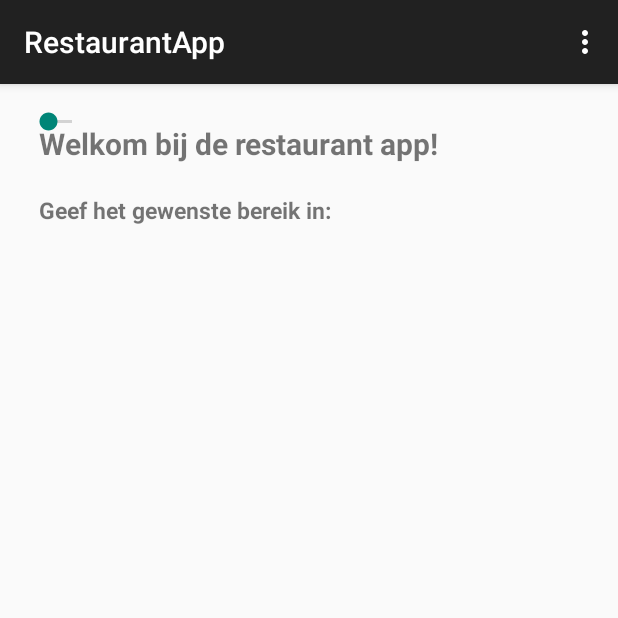
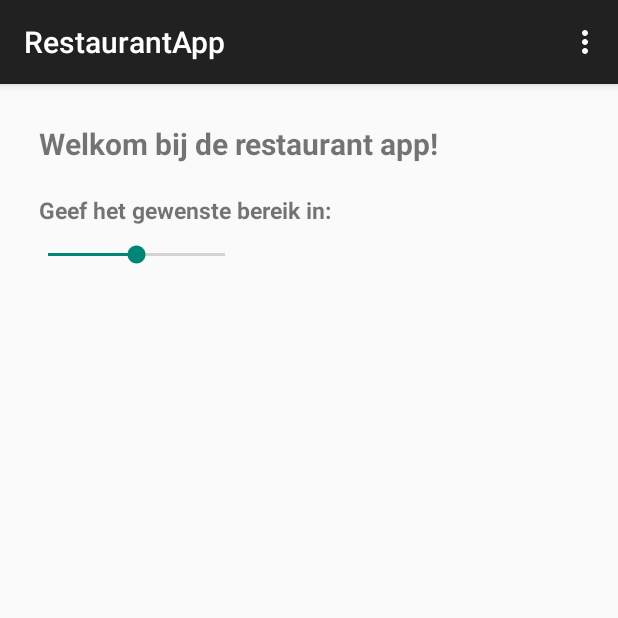
Before and after one commit to Meuris/MobieleApps3, an Android app: the screen it shows after launch (MainActivity), on a phone screen of 412 x 824 dp, the top half of it. Run offline under Robolectric (Android 15) with nearby library versions, the phone set to English and light mode, and no system bars.

Commit message:
Einde Les 9/11/2015

```diff
--- a/app/src/main/java/com/example/projectsmobieleapps/restaurantapp/MainActivity.java
+++ b/app/src/main/java/com/example/projectsmobieleapps/restaurantapp/MainActivity.java
@@ -2,15 +2,30 @@ package com.example.projectsmobieleapps.restaurantapp;
 
 import android.support.v7.app.AppCompatActivity;
 import android.os.Bundle;
+import android.view.KeyEvent;
 import android.view.Menu;
 import android.view.MenuItem;
+import android.view.View;
+import android.widget.EditText;
+import android.widget.SeekBar;
+import android.widget.TextView;
 
-public class MainActivity extends AppCompatActivity {
+public class MainActivity extends AppCompatActivity implements SeekBar.OnSeekBarChangeListener, TextView.OnEditorActionListener,
+        View.OnKeyListener{
+
+    private TextView radiusAmountTextView;
+    private SeekBar radiusSeekBar;
 
     @Override
     protected void onCreate(Bundle savedInstanceState) {
         super.onCreate(savedInstanceState);
         setContentView(R.layout.activity_main);
+
+        radiusAmountTextView = (TextView) findViewById(R.id.radiusAmountTextView);
+        radiusSeekBar = (SeekBar) findViewById(R.id.radiusSeekBar);
+
+        radiusSeekBar.setOnSeekBarChangeListener(this);
+        radiusSeekBar.setOnKeyListener(this);
     }
 
     @Override
@@ -18,6 +33,10 @@ public class MainActivity extends AppCompatActivity {
         // Inflate the menu; this adds items to the action bar if it is present.
         getMenuInflater().inflate(R.menu.menu_main, menu);
         return true;
+    }
+
+    public void showRadius() {
+        int progress = radiusSeekBar.getProgress();
     }
 
     @Override
@@ -34,4 +53,29 @@ public class MainActivity extends AppCompatActivity {
 
         return super.onOptionsItemSelected(item);
     }
+
+    @Override
+    public void onProgressChanged(SeekBar seekBar, int progress, boolean fromUser) {
+        radiusAmountTextView.setText(progress);
+    }
+
+    @Override
+    public void onStartTrackingTouch(SeekBar seekBar) {
+        showRadius();
+    }
+
+    @Override
+    public void onStopTrackingTouch(SeekBar seekBar) {
+
+    }
+
+    @Override
+    public boolean onEditorAction(TextView v, int actionId, KeyEvent event) {
+        return false;
+    }
+
+    @Override
+    public boolean onKey(View v, int keyCode, KeyEvent event) {
+        return false;
+    }
 }
--- a/app/src/main/res/layout/activity_main.xml
+++ b/app/src/main/res/layout/activity_main.xml
@@ -27,8 +27,20 @@
 
     <SeekBar
         android:id="@+id/radiusSeekBar"
+        android:layout_width="150dp"
+        android:layout_height="wrap_content"
+        android:layout_below="@+id/radiusTextView"
+        android:layout_alignLeft="@+id/radiusTextView"
+        android:max="50"
+        android:progress="25" />
+
+    <TextView
+        android:id="@+id/radiusAmountTextView"
+        android:text=""
         android:layout_width="wrap_content"
-        android:layout_height="wrap_content" />
+        android:layout_height="wrap_content"
+        android:layout_below="@id/radiusTextView"
+        android:layout_toRightOf="@id/radiusSeekBar" />
 
 
 
```
